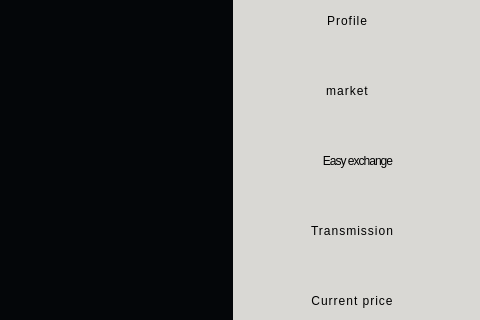
Above: clients/deposit.ui from Abbas2026/Exchange before the change; both pictures show x 798 to 1278 and y 350 to 670 of the 1278 by 904 pixel window. Below: the same form after it.
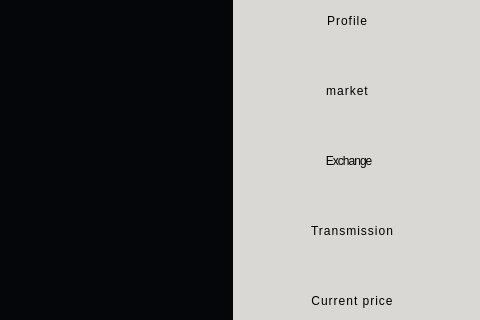
That is the form after the change. Icons and pictures are not drawn.

Commit message: [CLIENT][SERRVER][EXCHANGE] Complete implementation of the exchange section, including design and communication with the server.

```diff
--- a/clients/deposit.ui
+++ b/clients/deposit.ui
@@ -180,28 +180,6 @@
      <set>Qt::AlignmentFlag::AlignCenter</set>
     </property>
    </widget>
-   <widget class="QPushButton" name="easyexchange_btn">
-    <property name="geometry">
-     <rect>
-      <x>20</x>
-      <y>490</y>
-      <width>211</width>
-      <height>41</height>
-     </rect>
-    </property>
-    <property name="cursor">
-     <cursorShape>PointingHandCursor</cursorShape>
-    </property>
-    <property name="styleSheet">
-     <string notr="true">border:none;
-color: rgb(0, 0, 0);
-font: 28pt &quot;Bangers&quot;;
-letter-spacing: -1px;</string>
-    </property>
-    <property name="text">
-     <string>Easy exchange</string>
-    </property>
-   </widget>
    <widget class="QPushButton" name="Profile_btn">
     <property name="geometry">
      <rect>
@@ -313,6 +291,28 @@
      <string> withdrawal</string>
     </property>
    </widget>
+   <widget class="QPushButton" name="easyexchange_btn">
+    <property name="geometry">
+     <rect>
+      <x>40</x>
+      <y>490</y>
+      <width>151</width>
+      <height>41</height>
+     </rect>
+    </property>
+    <property name="cursor">
+     <cursorShape>PointingHandCursor</cursorShape>
+    </property>
+    <property name="styleSheet">
+     <string notr="true">border:none;
+color: rgb(0, 0, 0);
+font: 28pt &quot;Bangers&quot;;
+letter-spacing: -1px;</string>
+    </property>
+    <property name="text">
+     <string> Exchange</string>
+    </property>
+   </widget>
   </widget>
   <widget class="QWidget" name="widget" native="true">
    <property name="geometry">
```
The commit also changes 85 other files.
